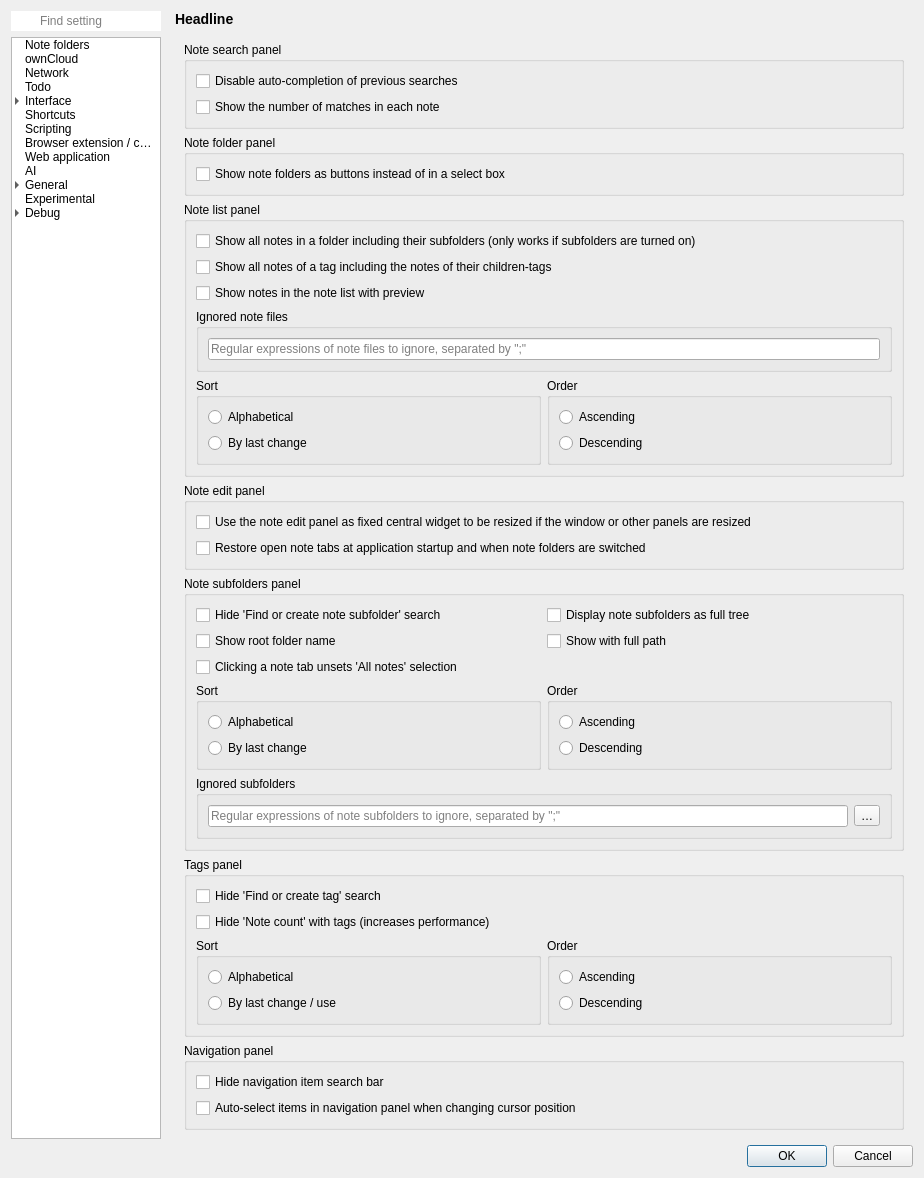
pbek/QOwnNotes, file src/dialogs/settingsdialog.ui: the form before one commit.
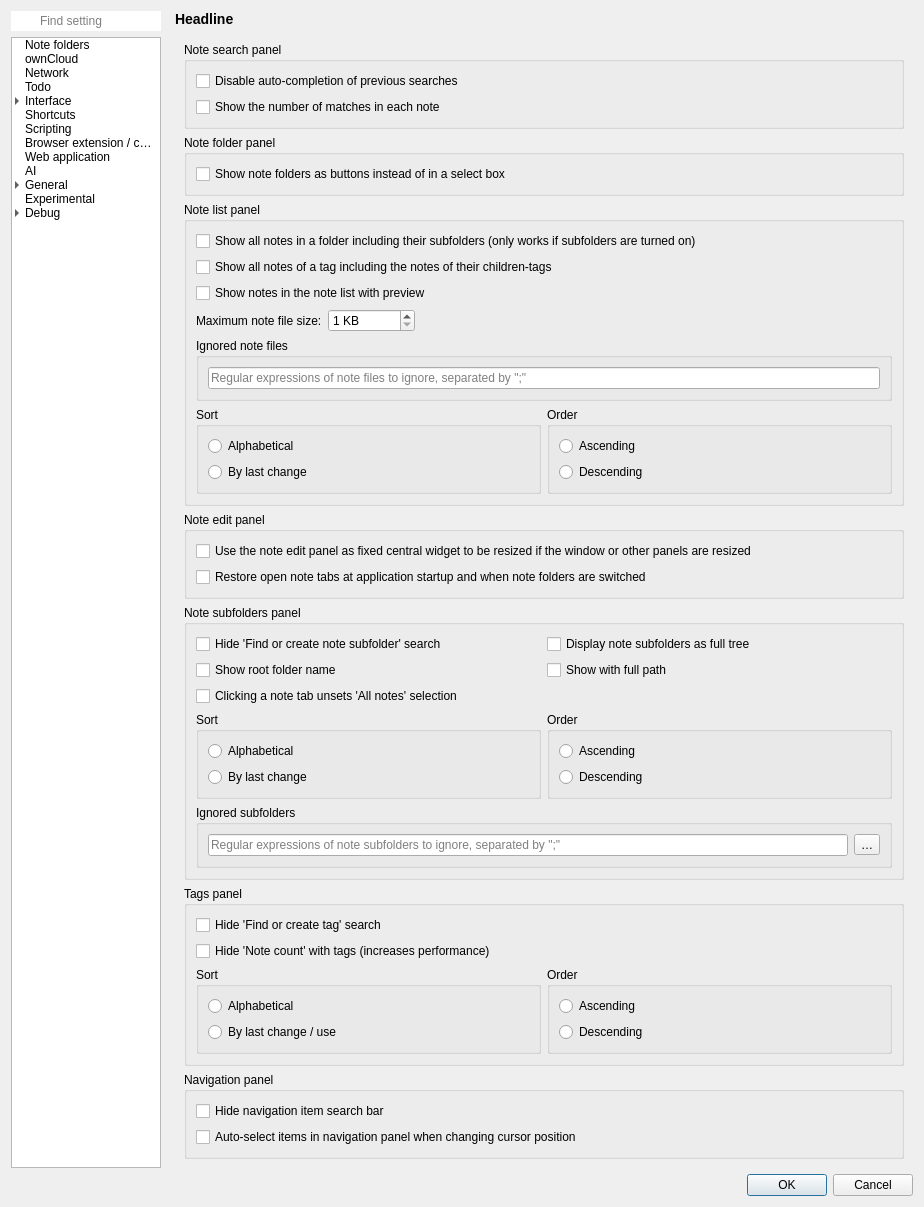
The form after the commit. The open tabs and pages were chosen to show the change. Icons and pictures are not drawn. Custom widgets are drawn as their Qt base class.

Commit message: #3118 add: setting to limit note file size in note list

What changed in the file:
```diff
--- a/src/dialogs/settingsdialog.ui
+++ b/src/dialogs/settingsdialog.ui
@@ -5795,6 +5795,13 @@
                 <string>Note list panel</string>
                </property>
                <layout class="QGridLayout" name="gridLayout_61">
+                <item row="0" column="1" colspan="2">
+                 <widget class="QCheckBox" name="noteSubfoldersPanelShowNotesRecursivelyCheckBox">
+                  <property name="text">
+                   <string>Show all notes in a folder including their subfolders (only works if subfolders are turned on)</string>
+                  </property>
+                 </widget>
+                </item>
                 <item row="1" column="1" colspan="2">
                  <widget class="QCheckBox" name="taggingShowNotesRecursivelyCheckBox">
                   <property name="text">
@@ -5802,7 +5809,74 @@
                   </property>
                  </widget>
                 </item>
-                <item row="4" column="1">
+                <item row="2" column="1" colspan="2">
+                 <widget class="QCheckBox" name="noteListPreviewCheckBox">
+                  <property name="text">
+                   <string>Show notes in the note list with preview</string>
+                  </property>
+                 </widget>
+                </item>
+                <item row="3" column="1" colspan="2">
+                 <widget class="QFrame" name="maxNoteFileSizeFrame">
+                  <property name="minimumSize">
+                   <size>
+                    <width>0</width>
+                    <height>0</height>
+                   </size>
+                  </property>
+                  <property name="toolTip">
+                   <string>Notes larger than this will not be shown in the note list</string>
+                  </property>
+                  <layout class="QHBoxLayout" name="horizontalLayout_16">
+                   <property name="leftMargin">
+                    <number>0</number>
+                   </property>
+                   <property name="topMargin">
+                    <number>0</number>
+                   </property>
+                   <property name="rightMargin">
+                    <number>0</number>
+                   </property>
+                   <property name="bottomMargin">
+                    <number>0</number>
+                   </property>
+                   <item>
+                    <widget class="QLabel" name="maxNoteFileSizeLabel">
+                     <property name="text">
+                      <string>Maximum note file size:</string>
+                     </property>
+                    </widget>
+                   </item>
+                   <item>
+                    <widget class="QSpinBox" name="maxNoteFileSizeSpinBox">
+                     <property name="suffix">
+                      <string notr="true"> KB</string>
+                     </property>
+                     <property name="minimum">
+                      <number>1</number>
+                     </property>
+                     <property name="maximum">
+                      <number>1000000</number>
+                     </property>
+                    </widget>
+                   </item>
+                   <item>
+                    <spacer name="maxNoteFileSizeSpacer">
+                     <property name="orientation">
+                      <enum>Qt::Orientation::Horizontal</enum>
+                     </property>
+                     <property name="sizeHint" stdset="0">
+                      <size>
+                       <width>40</width>
+                       <height>20</height>
+                      </size>
+                     </property>
+                    </spacer>
+                   </item>
+                  </layout>
+                 </widget>
+                </item>
+                <item row="5" column="1">
                  <widget class="QGroupBox" name="notesPanelSortGroupBox">
                   <property name="title">
                    <string>Sort</string>
@@ -5825,29 +5899,7 @@
                   </layout>
                  </widget>
                 </item>
-                <item row="3" column="1" colspan="2">
-                 <widget class="QGroupBox" name="groupBox_39">
-                  <property name="toolTip">
-                   <string>Regular expressions of note files to ignore, separated by &quot;;&quot;</string>
-                  </property>
-                  <property name="title">
-                   <string>Ignored note files</string>
-                  </property>
-                  <layout class="QHBoxLayout" name="horizontalLayout_14">
-                   <item>
-                    <widget class="QLineEdit" name="ignoredNoteFilesLineEdit">
-                     <property name="placeholderText">
-                      <string>Regular expressions of note files to ignore, separated by &quot;;&quot;</string>
-                     </property>
-                     <property name="clearButtonEnabled">
-                      <bool>true</bool>
-                     </property>
-                    </widget>
-                   </item>
-                  </layout>
-                 </widget>
-                </item>
-                <item row="4" column="2">
+                <item row="5" column="2">
                  <widget class="QGroupBox" name="notesPanelOrderGroupBox">
                   <property name="enabled">
                    <bool>true</bool>
@@ -5876,18 +5928,26 @@
                   </layout>
                  </widget>
                 </item>
-                <item row="0" column="1" colspan="2">
-                 <widget class="QCheckBox" name="noteSubfoldersPanelShowNotesRecursivelyCheckBox">
-                  <property name="text">
-                   <string>Show all notes in a folder including their subfolders (only works if subfolders are turned on)</string>
+                <item row="4" column="1" colspan="2">
+                 <widget class="QGroupBox" name="groupBox_39">
+                  <property name="toolTip">
+                   <string>Regular expressions of note files to ignore, separated by &quot;;&quot;</string>
                   </property>
-                 </widget>
-                </item>
-                <item row="2" column="1" colspan="2">
-                 <widget class="QCheckBox" name="noteListPreviewCheckBox">
-                  <property name="text">
-                   <string>Show notes in the note list with preview</string>
+                  <property name="title">
+                   <string>Ignored note files</string>
                   </property>
+                  <layout class="QHBoxLayout" name="horizontalLayout_14">
+                   <item>
+                    <widget class="QLineEdit" name="ignoredNoteFilesLineEdit">
+                     <property name="placeholderText">
+                      <string>Regular expressions of note files to ignore, separated by &quot;;&quot;</string>
+                     </property>
+                     <property name="clearButtonEnabled">
+                      <bool>true</bool>
+                     </property>
+                    </widget>
+                   </item>
+                  </layout>
                  </widget>
                 </item>
                </layout>
```
The commit also changes 6 other files.
